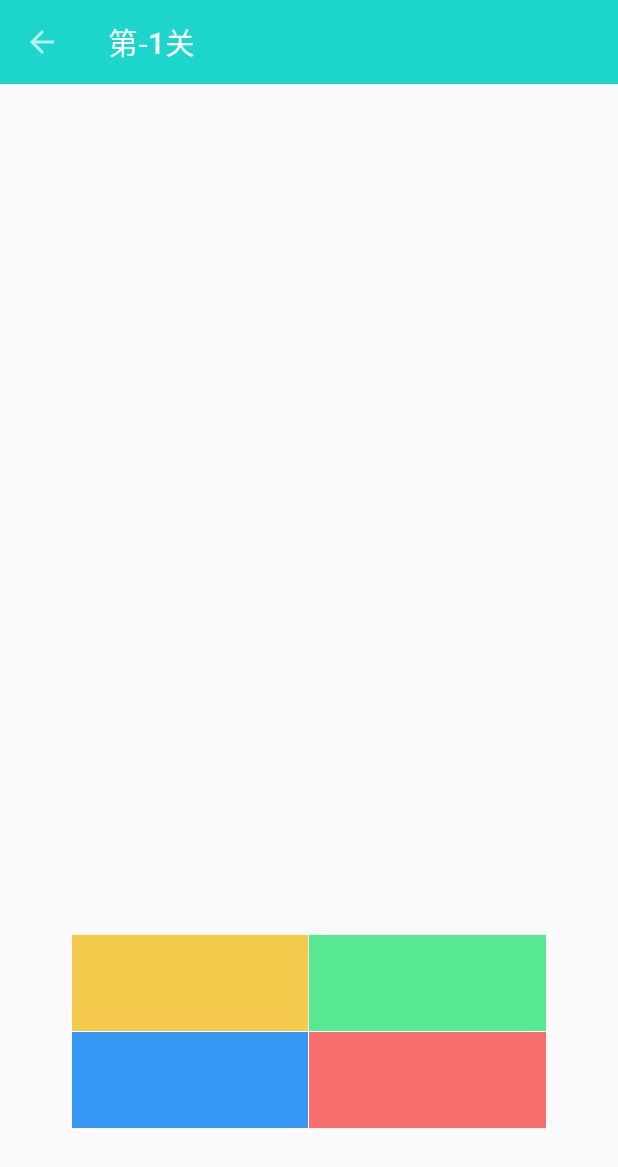
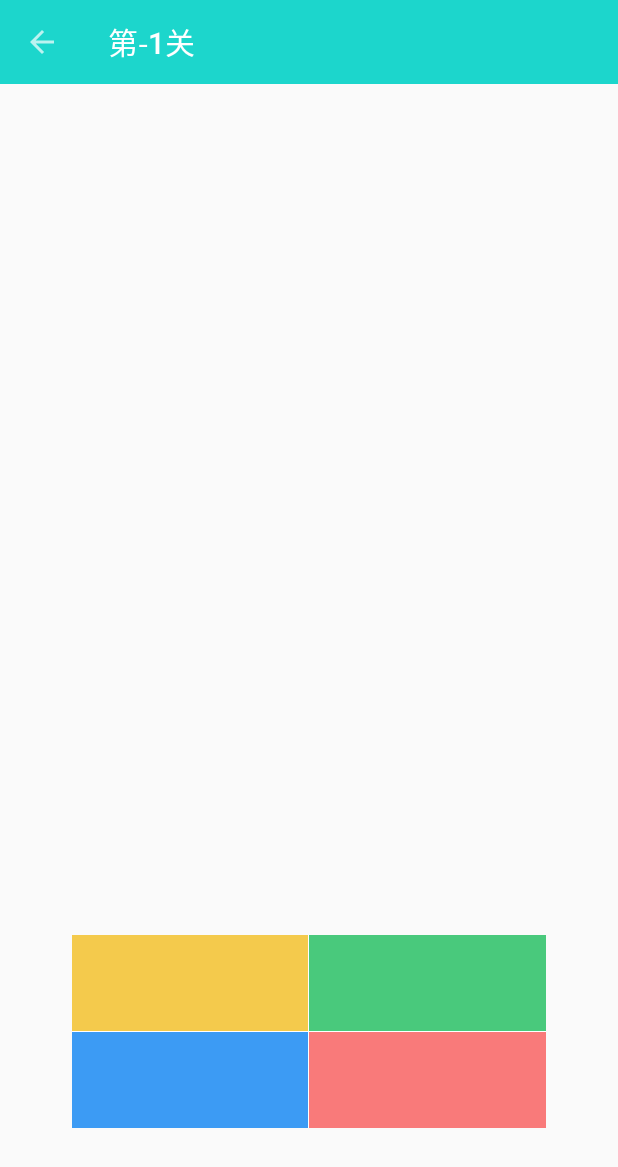
Before and after one commit to llxdaxia/Task-Graduation-EnglishGame, an Android app: the CheckpointsActivity screen opened directly, with no data from a screen before it, on a phone screen of 412 x 824 dp. Shown: the top 1167 px of the screen. Run offline under Robolectric (Android 15) with nearby library versions, the phone set to English and light mode, and no system bars; our stand-ins replace ButterKnife; libraries missing offline, so code that uses them is left out: cn.alien95.resthttp, cn.alien95.util, cn.bmob.v3; plain views replace HttpImageView; 1 statement that could not run was skipped.

Commit message:
version 1.0.2

```diff
--- a/app/src/main/java/cn/zhu/cainiao/module/adaper/StarAdapter.java
+++ b/app/src/main/java/cn/zhu/cainiao/module/adaper/StarAdapter.java
@@ -36,7 +36,6 @@ public class StarAdapter extends RecyclerView.Adapter<StarAdapter.StarViewHolder
 
     @Override
     public void onBindViewHolder(StarViewHolder holder, final int position) {
-        Utils.Log("onBindViewHolder");
         //给每个关卡设置一个监听跳转
         holder.itemView.setOnClickListener(new View.OnClickListener() {
             @Override
--- a/app/src/main/res/values/colors.xml
+++ b/app/src/main/res/values/colors.xml
@@ -9,20 +9,20 @@
     <color name="yellow">#f4ca4c</color>
     <color name="deep_yellow">#efb609</color>
 
-    <color name="orange">#f58959</color>
-    <color name="deep_orange">#fc7334</color>
+    <color name="orange">#f48656</color>
+    <color name="deep_orange">#f26322</color>
 
     <color name="write">#fff</color>
     <color name="grey">#e0e0e0</color>
 
-    <color name="green">#FF57E991</color>
-    <color name="deep_green">#FF29AF5E</color>
+    <color name="green">#49c97c</color>
+    <color name="deep_green">#12b753</color>
 
-    <color name="blue">#3698f4</color>
-    <color name="deep_blue">#FF1773C9</color>
+    <color name="blue">#3c9bf4</color>
+    <color name="deep_blue">#1072ce</color>
 
-    <color name="red">#ccf74c4c</color>
-    <color name="deep_red">#ccf92d2d</color>
+    <color name="red">#ccf95a5a</color>
+    <color name="deep_red">#ccf22c2c</color>
 
     <color name="deep_gray">#ccbfbfbf</color>
 
```
